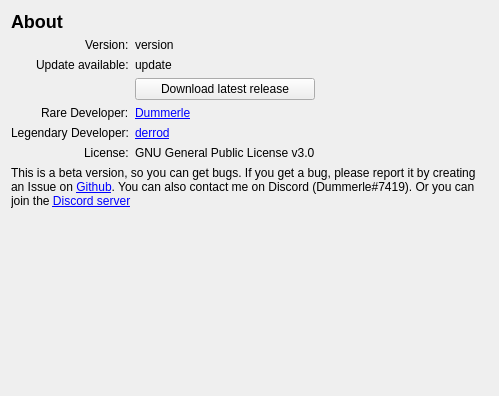
Above: resources/ui/components/tabs/settings/about.ui from RareDevs/Rare before the change. Below: the same form after it.
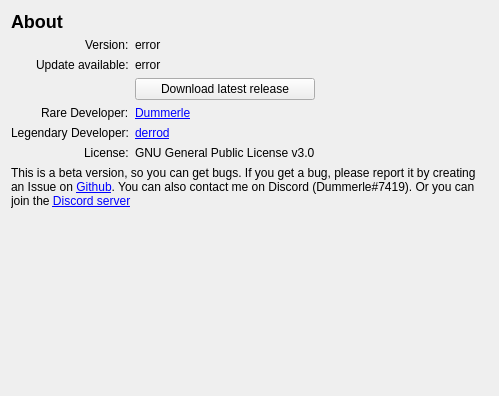
That is the form after the change.

Commit message: Exclude non-static strings from translation

Patch:
```diff
--- a/resources/ui/components/tabs/settings/about.ui
+++ b/resources/ui/components/tabs/settings/about.ui
@@ -65,7 +65,7 @@
    <item row="2" column="1">
     <widget class="QLabel" name="version">
      <property name="text">
-      <string>version</string>
+      <string notr="true">error</string>
      </property>
     </widget>
    </item>
@@ -86,7 +86,7 @@
    <item row="3" column="1">
     <widget class="QLabel" name="update">
      <property name="text">
-      <string>update</string>
+      <string notr="true">error</string>
      </property>
     </widget>
    </item>
```
Left out of the diff: 4 changed lines with no effect on the pictures. The commit also changes 1 other file.
